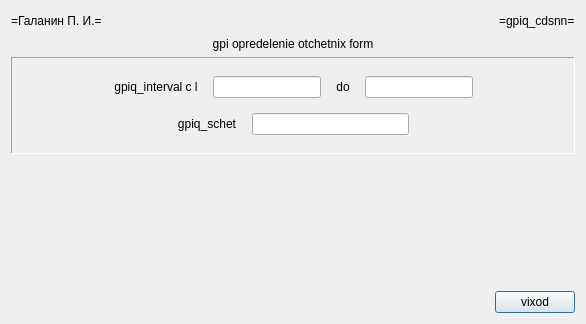
Qt form gpiq_/gpiq_/gpiq_cdsff.ui (BrSTU-PO4-190333/5sem_NPO_old) before a commit.
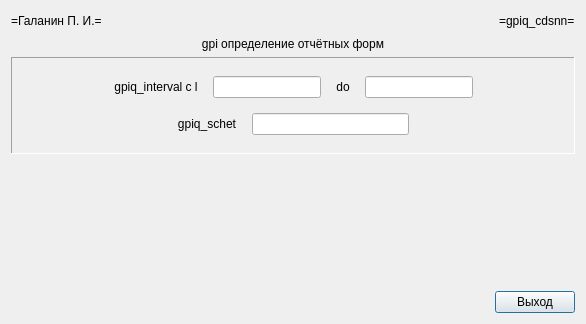
The same form after that commit.

```diff
--- a/gpiq_/gpiq_/gpiq_cdsff.ui
+++ b/gpiq_/gpiq_/gpiq_cdsff.ui
@@ -51,7 +51,7 @@
    <item>
     <widget class="QLabel" name="gpiq_cdsff_xxtitle_l">
      <property name="text">
-      <string>gpi opredelenie otchetnix form</string>
+      <string>gpi определение отчётных форм</string>
      </property>
      <property name="alignment">
       <set>Qt::AlignCenter</set>
@@ -215,7 +215,7 @@
      <item>
       <widget class="QPushButton" name="gpiq_cdsff_exit_c">
        <property name="text">
-        <string>vixod</string>
+        <string>Выход</string>
        </property>
       </widget>
      </item>
```
